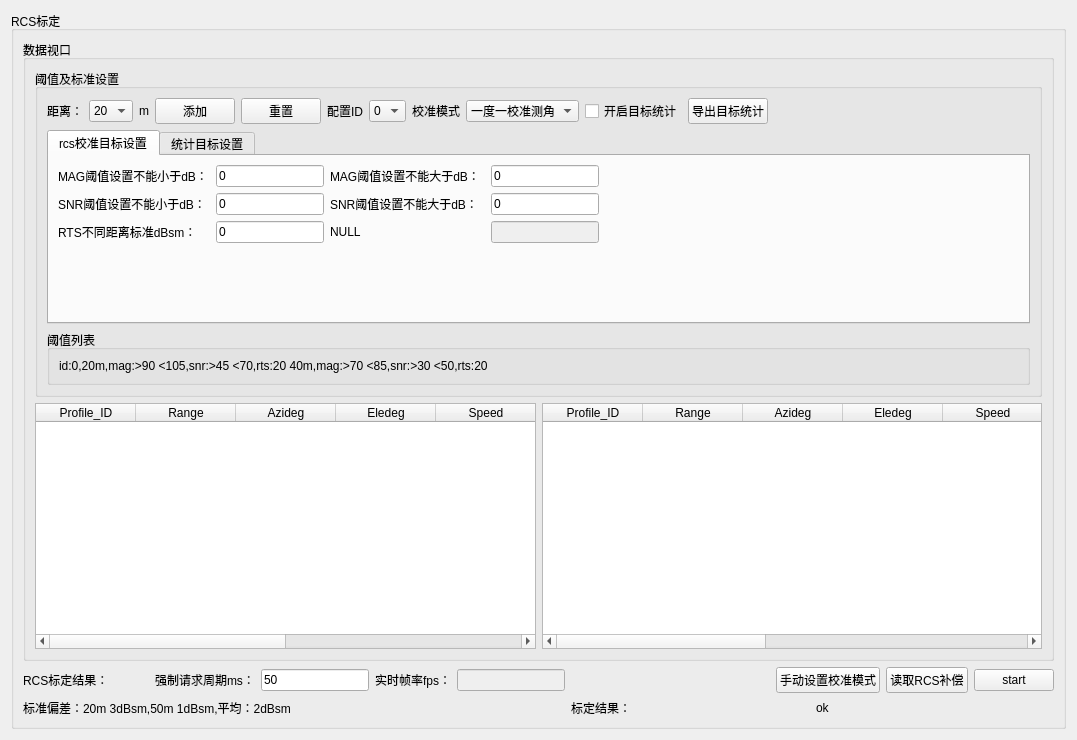
Above: eol_calibration_window/eol_calibration_window.ui from aron566/EOL_CAN_Tool before the change. Below: the same form after it.
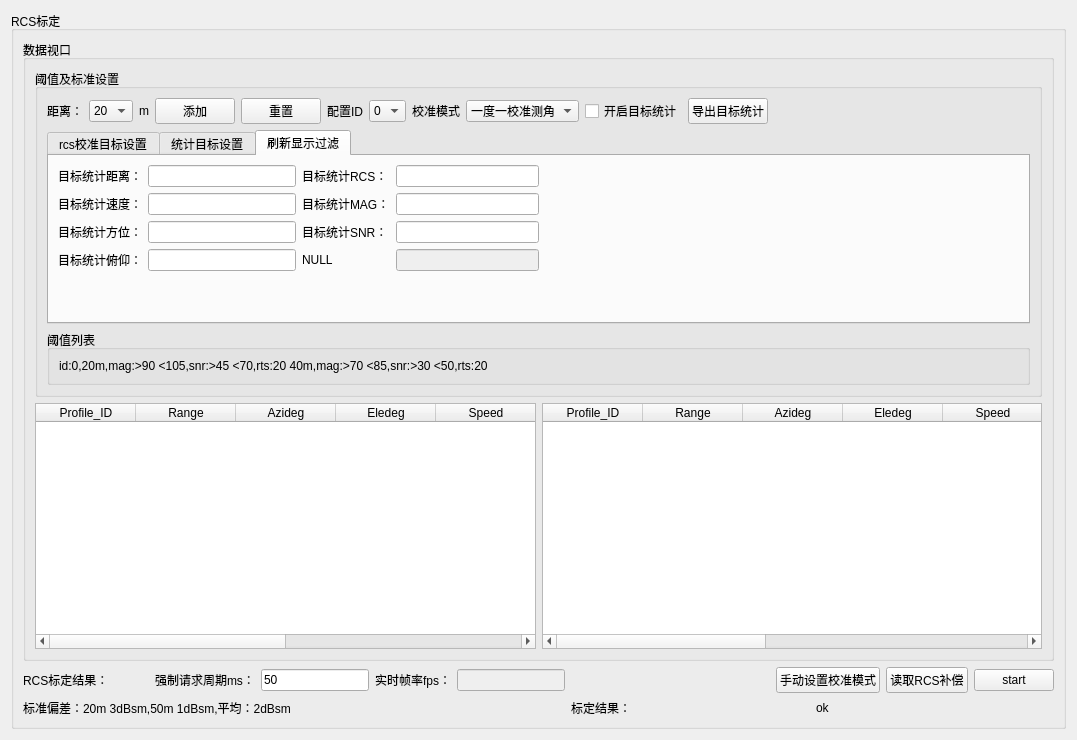
That is the form after the change. The open tabs and pages were chosen to show the change.

Commit message: <feat>: <v1.2.10 优化目标刷新增加过滤显示>

Patch:
```diff
--- a/eol_calibration_window/eol_calibration_window.ui
+++ b/eol_calibration_window/eol_calibration_window.ui
@@ -162,6 +162,22 @@
               </item>
              </layout>
             </item>
+            <item row="2" column="0">
+             <widget class="QGroupBox" name="threshold_list_groupBox">
+              <property name="title">
+               <string>阈值列表</string>
+              </property>
+              <layout class="QGridLayout" name="gridLayout_4">
+               <item row="0" column="0">
+                <widget class="QLabel" name="threshold_list_label">
+                 <property name="text">
+                  <string>id:0,20m,mag:&gt;90 &lt;105,snr:&gt;45 &lt;70,rts:20 40m,mag:&gt;70 &lt;85,snr:&gt;30 &lt;50,rts:20</string>
+                 </property>
+                </widget>
+               </item>
+              </layout>
+             </widget>
+            </item>
             <item row="1" column="0">
              <widget class="QTabWidget" name="target_set_tabWidget">
               <property name="currentIndex">
@@ -317,19 +333,6 @@
                 <string>统计目标设置</string>
                </attribute>
                <layout class="QGridLayout" name="gridLayout_2">
-                <item row="0" column="1">
-                 <spacer name="horizontalSpacer_7">
-                  <property name="orientation">
-                   <enum>Qt::Horizontal</enum>
-                  </property>
-                  <property name="sizeHint" stdset="0">
-                   <size>
-                    <width>40</width>
-                    <height>20</height>
-                   </size>
-                  </property>
-                 </spacer>
-                </item>
                 <item row="0" column="0">
                  <layout class="QHBoxLayout" name="horizontalLayout_6">
                   <item>
@@ -442,6 +445,19 @@
                   </item>
                  </layout>
                 </item>
+                <item row="0" column="1">
+                 <spacer name="horizontalSpacer_7">
+                  <property name="orientation">
+                   <enum>Qt::Horizontal</enum>
+                  </property>
+                  <property name="sizeHint" stdset="0">
+                   <size>
+                    <width>40</width>
+                    <height>20</height>
+                   </size>
+                  </property>
+                 </spacer>
+                </item>
                 <item row="1" column="0">
                  <spacer name="verticalSpacer_2">
                   <property name="orientation">
@@ -457,22 +473,151 @@
                 </item>
                </layout>
               </widget>
-             </widget>
-            </item>
-            <item row="2" column="0">
-             <widget class="QGroupBox" name="threshold_list_groupBox">
-              <property name="title">
-               <string>阈值列表</string>
-              </property>
-              <layout class="QGridLayout" name="gridLayout_4">
-               <item row="0" column="0">
-                <widget class="QLabel" name="threshold_list_label">
-                 <property name="text">
-                  <string>id:0,20m,mag:&gt;90 &lt;105,snr:&gt;45 &lt;70,rts:20 40m,mag:&gt;70 &lt;85,snr:&gt;30 &lt;50,rts:20</string>
-                 </property>
-                </widget>
-               </item>
-              </layout>
+              <widget class="QWidget" name="show_filter_cfg">
+               <attribute name="title">
+                <string>刷新显示过滤</string>
+               </attribute>
+               <layout class="QGridLayout" name="gridLayout_7">
+                <item row="0" column="1">
+                 <spacer name="horizontalSpacer_8">
+                  <property name="orientation">
+                   <enum>Qt::Horizontal</enum>
+                  </property>
+                  <property name="sizeHint" stdset="0">
+                   <size>
+                    <width>322</width>
+                    <height>20</height>
+                   </size>
+                  </property>
+                 </spacer>
+                </item>
+                <item row="0" column="0">
+                 <layout class="QHBoxLayout" name="horizontalLayout_8">
+                  <item>
+                   <layout class="QHBoxLayout" name="horizontalLayout_9">
+                    <item>
+                     <layout class="QVBoxLayout" name="verticalLayout_9">
+                      <item>
+                       <widget class="QLabel" name="target_filter_range_label">
+                        <property name="text">
+                         <string>目标统计距离：</string>
+                        </property>
+                       </widget>
+                      </item>
+                      <item>
+                       <widget class="QLabel" name="target_filter_velocity_label">
+                        <property name="text">
+                         <string>目标统计速度：</string>
+                        </property>
+                       </widget>
+                      </item>
+                      <item>
+                       <widget class="QLabel" name="target_filter_azi_label">
+                        <property name="text">
+                         <string>目标统计方位：</string>
+                        </property>
+                       </widget>
+                      </item>
+                      <item>
+                       <widget class="QLabel" name="target_filter_ele_label">
+                        <property name="text">
+                         <string>目标统计俯仰：</string>
+                        </property>
+                       </widget>
+                      </item>
+                     </layout>
+                    </item>
+                    <item>
+                     <layout class="QVBoxLayout" name="verticalLayout_10">
+                      <item>
+                       <widget class="QLineEdit" name="target_filter_range_lineEdit"/>
+                      </item>
+                      <item>
+                       <widget class="QLineEdit" name="target_filter_velocity_lineEdit"/>
+                      </item>
+                      <item>
+                       <widget class="QLineEdit" name="target_filter_azi_lineEdit"/>
+                      </item>
+                      <item>
+                       <widget class="QLineEdit" name="target_filter_ele_lineEdit"/>
+                      </item>
+                     </layout>
+                    </item>
+                   </layout>
+                  </item>
+                  <item>
+                   <layout class="QHBoxLayout" name="horizontalLayout_10">
+                    <item>
+                     <layout class="QVBoxLayout" name="verticalLayout_11">
+                      <item>
+                       <widget class="QLabel" name="target_filter_rcs_label">
+                        <property name="text">
+                         <string>目标统计RCS：</string>
+                        </property>
+                       </widget>
+                      </item>
+                      <item>
+                       <widget class="QLabel" name="target_filter_mag_label">
+                        <property name="text">
+                         <string>目标统计MAG：</string>
+                        </property>
+                       </widget>
+                      </item>
+                      <item>
+                       <widget class="QLabel" name="target_filter_snr_label">
+                        <property name="text">
+                         <string>目标统计SNR：</string>
+                        </property>
+                       </widget>
+                      </item>
+                      <item>
+                       <widget class="QLabel" name="null_filter_label">
+                        <property name="text">
+                         <string>NULL</string>
+                        </property>
+                       </widget>
+                      </item>
+                     </layout>
+                    </item>
+                    <item>
+                     <layout class="QVBoxLayout" name="verticalLayout_12">
+                      <item>
+                       <widget class="QLineEdit" name="target_filter_rcs_lineEdit"/>
+                      </item>
+                      <item>
+                       <widget class="QLineEdit" name="target_filter_mag_lineEdit"/>
+                      </item>
+                      <item>
+                       <widget class="QLineEdit" name="target_filter_snr_lineEdit"/>
+                      </item>
+                      <item>
+                       <widget class="QLineEdit" name="null_filter_lineEdit">
+                        <property name="enabled">
+                         <bool>false</bool>
+                        </property>
+                       </widget>
+                      </item>
+                     </layout>
+                    </item>
+                   </layout>
+                  </item>
+                 </layout>
+                </item>
+                <item row="1" column="0">
+                 <spacer name="verticalSpacer_3">
+                  <property name="orientation">
+                   <enum>Qt::Vertical</enum>
+                  </property>
+                  <property name="sizeHint" stdset="0">
+                   <size>
+                    <width>20</width>
+                    <height>40</height>
+                   </size>
+                  </property>
+                 </spacer>
+                </item>
+               </layout>
+              </widget>
              </widget>
             </item>
            </layout>
```
The commit also changes 10 other files.
